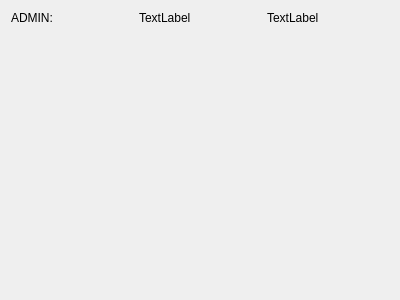
Above: loginadmin.ui from CammelloDK/Form-Iscrizione-Login_Qt before the change. Below: the same form after it.
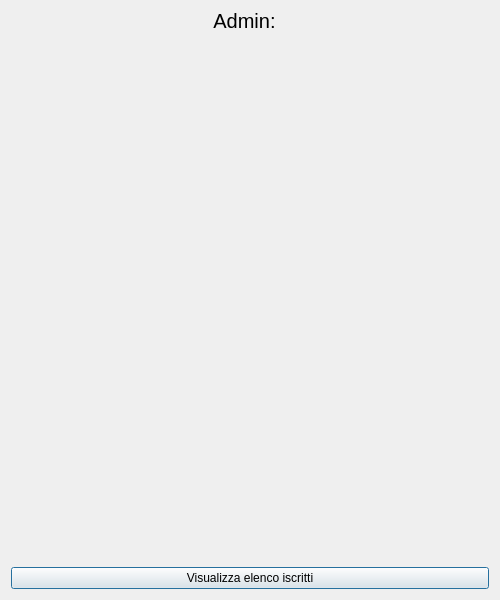
That is the form after the change.

What changed in the file:
```diff
--- a/loginadmin.ui
+++ b/loginadmin.ui
@@ -6,8 +6,8 @@
    <rect>
     <x>0</x>
     <y>0</y>
-    <width>400</width>
-    <height>300</height>
+    <width>500</width>
+    <height>600</height>
    </rect>
   </property>
   <property name="windowTitle">
@@ -17,51 +17,42 @@
    <item>
     <layout class="QVBoxLayout" name="verticalLayout">
      <item>
-      <layout class="QHBoxLayout" name="horizontalLayout">
-       <item>
-        <widget class="QLabel" name="lbladmin">
-         <property name="text">
-          <string>ADMIN:</string>
-         </property>
-         <property name="alignment">
-          <set>Qt::AlignLeading|Qt::AlignLeft|Qt::AlignVCenter</set>
-         </property>
-        </widget>
-       </item>
-       <item>
-        <widget class="QLabel" name="lblnome">
-         <property name="text">
-          <string>TextLabel</string>
-         </property>
-         <property name="alignment">
-          <set>Qt::AlignLeading|Qt::AlignLeft|Qt::AlignVCenter</set>
-         </property>
-        </widget>
-       </item>
-       <item>
-        <widget class="QLabel" name="lblcognome">
-         <property name="text">
-          <string>TextLabel</string>
-         </property>
-         <property name="alignment">
-          <set>Qt::AlignLeading|Qt::AlignLeft|Qt::AlignVCenter</set>
-         </property>
-        </widget>
-       </item>
-      </layout>
-     </item>
-     <item>
-      <spacer name="verticalSpacer">
-       <property name="orientation">
-        <enum>Qt::Vertical</enum>
-       </property>
-       <property name="sizeHint" stdset="0">
+      <widget class="QLabel" name="lbladmin">
+       <property name="maximumSize">
         <size>
-         <width>20</width>
-         <height>40</height>
+         <width>16777215</width>
+         <height>20</height>
         </size>
        </property>
-      </spacer>
+       <property name="font">
+        <font>
+         <pointsize>15</pointsize>
+        </font>
+       </property>
+       <property name="text">
+        <string>Admin: &lt;Nome&gt; &lt;Cognome&gt;</string>
+       </property>
+       <property name="alignment">
+        <set>Qt::AlignCenter</set>
+       </property>
+      </widget>
+     </item>
+     <item>
+      <widget class="QFrame" name="piNumero">
+       <layout class="QHBoxLayout" name="horizontalLayout_3"/>
+      </widget>
+     </item>
+     <item>
+      <widget class="QFrame" name="piMF">
+       <layout class="QHBoxLayout" name="horizontalLayout_4"/>
+      </widget>
+     </item>
+     <item>
+      <widget class="QPushButton" name="lblgotoelenco">
+       <property name="text">
+        <string>Visualizza elenco iscritti</string>
+       </property>
+      </widget>
      </item>
     </layout>
    </item>
```
Left out of the diff: 2 changed lines with no effect on the pictures.
